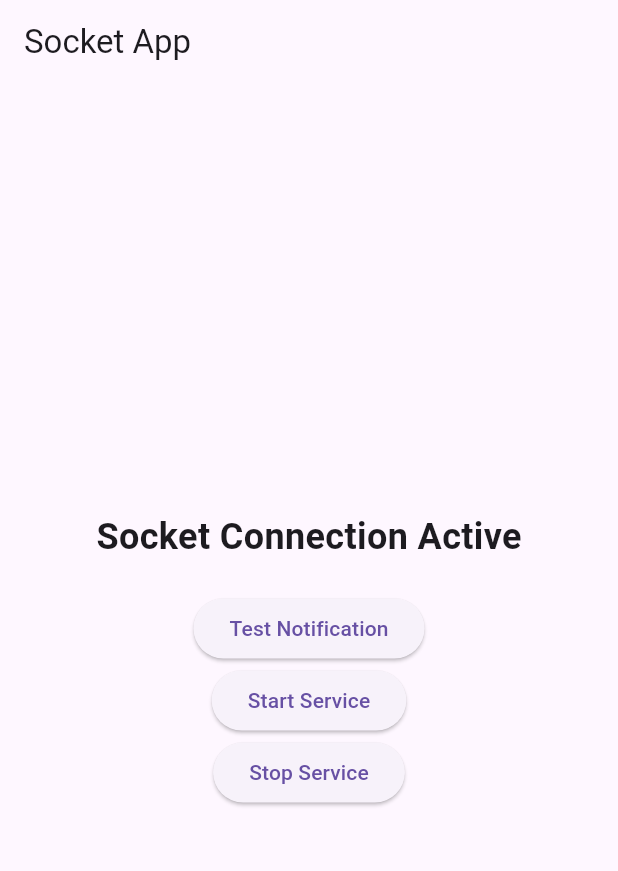
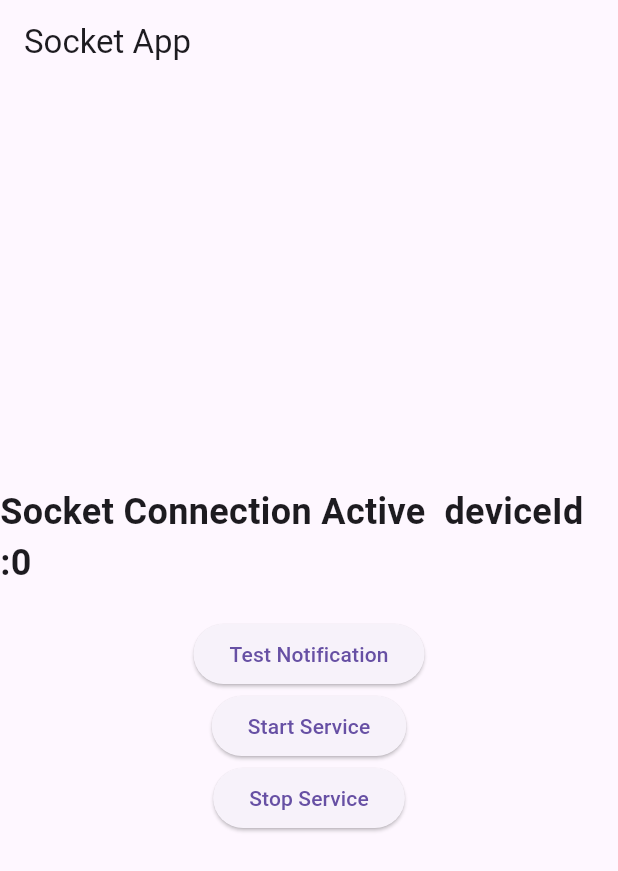
Before and after one commit to MahmoudYaser0/flutter_sms_background_service, a Flutter app: the screen it shows after launch, after a tap on "Test Notification", on a phone screen of 412 x 824 dp. Shown: the top 871 px of the screen. Run offline on Flutter 3.47's test engine with Material 3 defaults, Android fonts, the light colour scheme and no system bars; our stand-ins replace flutter_local_notifications, permission_handler, socket_io_client, vibration; missing offline and left inert: another_telephony, flutter_background_service.

Commit message:
add deviceId everywhere

```diff
--- a/lib/main.dart
+++ b/lib/main.dart
@@ -111,14 +111,14 @@ class MyApp extends StatelessWidget {
           child: Column(
             mainAxisAlignment: MainAxisAlignment.center,
             children: [
-              const Text(
-                'Socket Connection Active',
-                style: TextStyle(fontSize: 24, fontWeight: FontWeight.bold),
+              Text(
+                'Socket Connection Active  deviceId :$deviceId',
+                style: const TextStyle(fontSize: 24, fontWeight: FontWeight.bold),
               ),
               const SizedBox(height: 20),
               ElevatedButton(
                 onPressed: () async {
-                  await _showNotification('Test notification');
+                  await _showNotification('Test notification ... deviceId :$deviceId');
                 },
                 child: const Text('Test Notification'),
               ),
@@ -164,7 +164,7 @@ Future<void> initializeService() async {
       autoStartOnBoot: true,
       notificationChannelId: 'socket_messages',
       initialNotificationTitle: 'Socket Service',
-      initialNotificationContent: 'Socket service is running',
+      initialNotificationContent: 'Socket service is running ,deviceId :$deviceId',
       foregroundServiceNotificationId: 888,
     ),
   );
@@ -207,7 +207,7 @@ void onStart(ServiceInstance service) async {
 
     socket!.onConnect((_) {
       print('Connected. Socket ID: ${socket!.id}');
-      socket!.emit('message', 'phone connected');
+      socket!.emit('message', 'phone connected $deviceId');
 
       // Update service notification to show connected status
       service.invoke('update', {
@@ -220,12 +220,12 @@ void onStart(ServiceInstance service) async {
     });
 
     socket!.onDisconnect((_) {
-      print('Disconnected');
+      print('Disconnected $deviceId');
 
       // Update service notification to show disconnected status
       service.invoke('update', {
         'title': 'Socket Service',
-        'content': 'Disconnected - Trying to reconnect...',
+        'content': 'Disconnected $deviceId- Trying to reconnect...',
       });
 
       // Try to reconnect after 5 seconds
```
